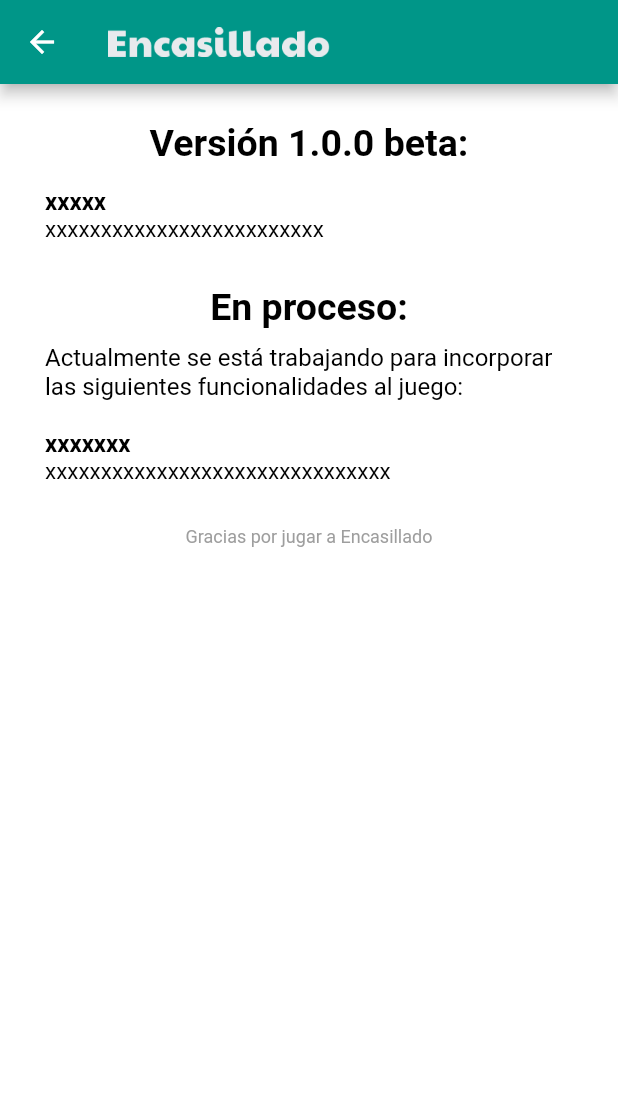
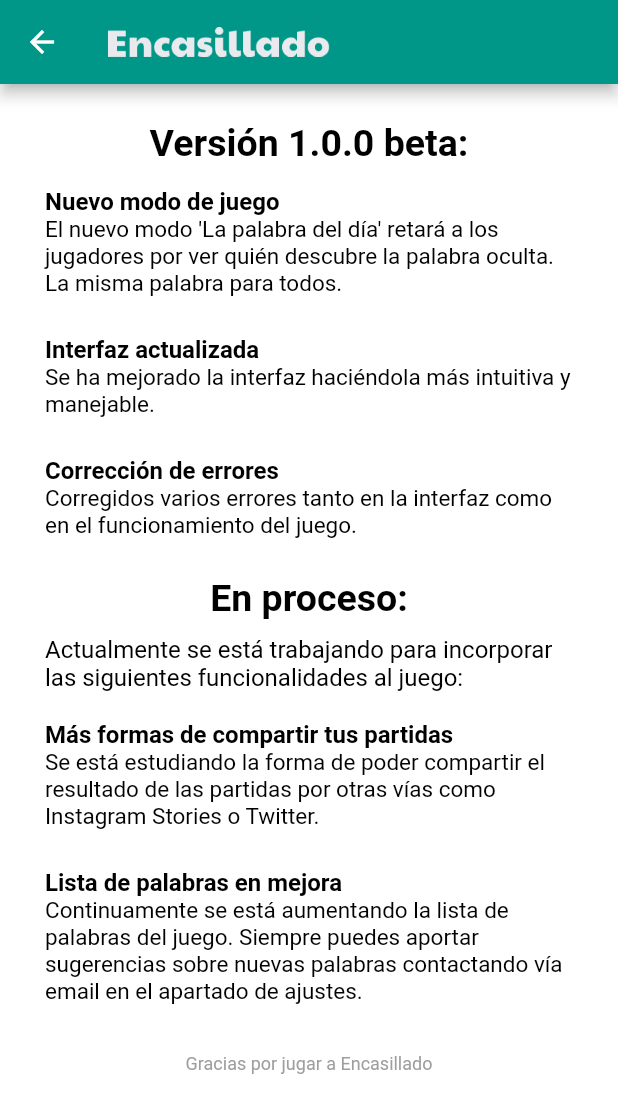
Before and after one commit to joaquinsolla/Encasillado, a Flutter app: the screen it shows after launch, after a tap on "¡La palabra del día!", after a tap on "Palabras infinitas", after a tap on "1.0.0 beta", on a phone screen of 412 x 824 dp. Shown: the top 1113 px of the screen. Run offline on Flutter 3.47's test engine with Material 2 defaults, Android fonts, the phone set to English and light mode, and no system bars; our stand-ins replace flushbar; missing offline and left inert: mailto, whatsapp_share; Roboto replaces fonts that are missing (RaleWay).

Commit message:
Beta 1(1.0.0)

```diff
--- a/TO-DO.txt
+++ b/TO-DO.txt
@@ -3,8 +3,6 @@
 -Instagram & Twitter
 -mirar exceptions
 -Antirrotación
--Cuando resuelves una palabra no se actualiza el teclado
-
-MODOS DE JUEGO (primero optimizar codigo)
--contrarreloj de 2mins
--palabra diaria
+-Cuando resuelves una palabra no se actualiza el
+-quitar color al deslizar listviews
+-cambiar nombre paquete androidmanifest
--- a/lib/common_pages.dart
+++ b/lib/common_pages.dart
@@ -890,8 +890,8 @@ class settings_page extends StatelessWidget {
   }
 }
 
-class updates_page extends StatelessWidget {
-  const updates_page({Key? key}) : super(key: key);
+class update_version_page extends StatelessWidget {
+  const update_version_page({Key? key}) : super(key: key);
 
   @override
   Widget build(BuildContext context) {
@@ -922,7 +922,7 @@ class updates_page extends StatelessWidget {
                 height: 15,
               ),
               Text(
-                "xxxxx",
+                "Nuevo modo de juego",
                 style: TextStyle(
                   fontSize: 16,
                   color: myBlack,
@@ -933,7 +933,8 @@ class updates_page extends StatelessWidget {
                 textAlign: TextAlign.left,
               ),
               Text(
-                "xxxxxxxxxxxxxxxxxxxxxxxxx\n",
+                "El nuevo modo 'La palabra del día' retará a los jugadores por ver quién "
+                    "descubre la palabra oculta. La misma palabra para todos.\n",
                 style: TextStyle(
                   fontSize: 15,
                   color: myBlack,
@@ -944,7 +945,58 @@ class updates_page extends StatelessWidget {
                 textAlign: TextAlign.left,
               ),
               SizedBox(
-                height: 10,
+                height: 7.5,
+              ),
+              Text(
+                "Interfaz actualizada",
+                style: TextStyle(
+                  fontSize: 16,
+                  color: myBlack,
+                  fontWeight: FontWeight.bold,
+                  decoration: TextDecoration.none,
+                  fontFamily: 'RaleWay',
+                ),
+                textAlign: TextAlign.left,
+              ),
+              Text(
+                "Se ha mejorado la interfaz haciéndola más intuitiva y manejable.\n",
+                style: TextStyle(
+                  fontSize: 15,
+                  color: myBlack,
+                  fontWeight: FontWeight.normal,
+                  decoration: TextDecoration.none,
+                  fontFamily: 'RaleWay',
+                ),
+                textAlign: TextAlign.left,
+              ),
+              SizedBox(
+                height: 7.5,
+              ),
+              Text(
+                "Corrección de errores",
+                style: TextStyle(
+                  fontSize: 16,
+                  color: myBlack,
+                  fontWeight: FontWeight.bold,
+                  decoration: TextDecoration.none,
+                  fontFamily: 'RaleWay',
+                ),
+                textAlign: TextAlign.left,
+              ),
+              Text(
+                "Corregidos varios errores tanto en la interfaz como en "
+                    "el funcionamiento del juego.\n",
+                style: TextStyle(
+                  fontSize: 15,
+                  color: myBlack,
+                  fontWeight: FontWeight.normal,
+                  decoration: TextDecoration.none,
+                  fontFamily: 'RaleWay',
+                ),
+                textAlign: TextAlign.left,
+              ),
+              SizedBox(
+                height: 7.5,
               ),
               Text(
                 "En proceso:",
@@ -972,7 +1024,7 @@ class updates_page extends StatelessWidget {
                 textAlign: TextAlign.left,
               ),
               Text(
-                "xxxxxxx",
+                "Más formas de compartir tus partidas",
                 style: TextStyle(
                   fontSize: 16,
                   color: myBlack,
@@ -983,7 +1035,8 @@ class updates_page extends StatelessWidget {
                 textAlign: TextAlign.left,
               ),
               Text(
-                "xxxxxxxxxxxxxxxxxxxxxxxxxxxxxxx\n",
+                "Se está estudiando la forma de poder compartir el resultado de las"
+                    " partidas por otras vías como Instagram Stories o Twitter.\n",
                 style: TextStyle(
                   fontSize: 15,
                   color: myBlack,
@@ -994,10 +1047,34 @@ class updates_page extends StatelessWidget {
                 textAlign: TextAlign.left,
               ),
               SizedBox(
-                height: 10,
+                height: 7.5,
               ),
               Text(
-                "Gracias por jugar a Encasillado\n",
+                "Lista de palabras en mejora",
+                style: TextStyle(
+                  fontSize: 16,
+                  color: myBlack,
+                  fontWeight: FontWeight.bold,
+                  decoration: TextDecoration.none,
+                  fontFamily: 'RaleWay',
+                ),
+                textAlign: TextAlign.left,
+              ),
+              Text(
+                "Continuamente se está aumentando la lista de palabras del juego."
+                    " Siempre puedes aportar sugerencias sobre nuevas palabras contactando"
+                    " vía email en el apartado de ajustes.\n",
+                style: TextStyle(
+                  fontSize: 15,
+                  color: myBlack,
+                  fontWeight: FontWeight.normal,
+                  decoration: TextDecoration.none,
+                  fontFamily: 'RaleWay',
+                ),
+                textAlign: TextAlign.left,
+              ),
+              Text(
+                "\nGracias por jugar a Encasillado\n",
                 style: TextStyle(
                   fontSize: 12,
                   color: myGrey,
--- a/lib/common_widgets.dart
+++ b/lib/common_widgets.dart
@@ -212,7 +212,7 @@ TextButton current_version_button(BuildContext context) {
     onPressed: () {
       runApp(EncasilladoApp());
       Navigator.push(context,
-          MaterialPageRoute(builder: (context) => const updates_page()));
+          MaterialPageRoute(builder: (context) => const update_version_page()));
     },
     style: TextButton.styleFrom(
       primary: myBlack,
```
Also changed, not shown: 1 other file.
